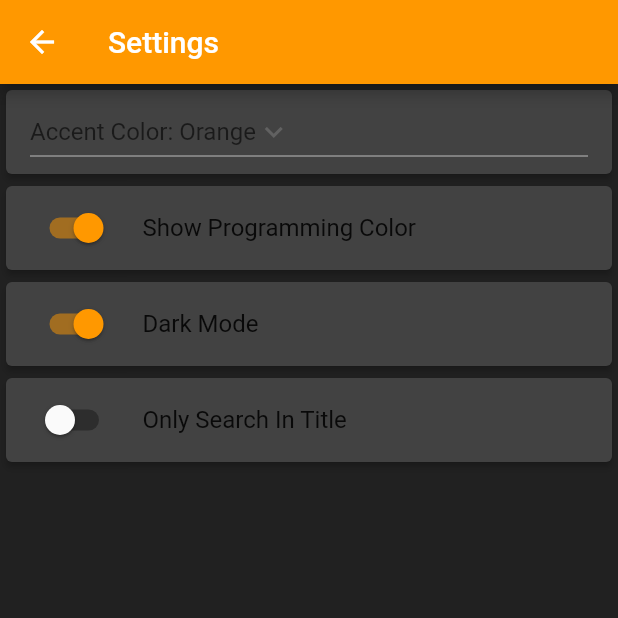
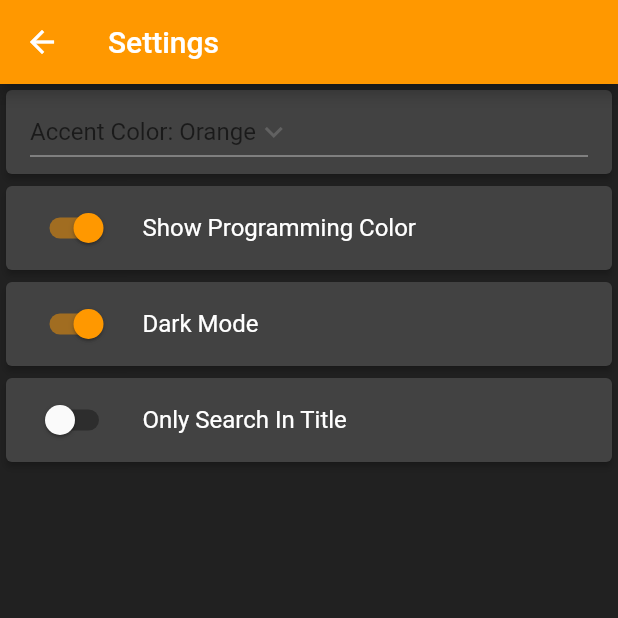
Before and after one commit to semerded/project_to_do_list, a Flutter app: the SettingsMenu screen opened directly, on a phone screen of 412 x 824 dp, the top half of it. Run offline on Flutter 3.47's test engine with Material 2 defaults, Android fonts, the phone set to English and light mode, and no system bars.

Commit message:
cleaned up code

```diff
--- a/lib/main.dart
+++ b/lib/main.dart
@@ -69,6 +69,9 @@ class AppLayout {
 
 APPcolorScheme colorScheme = APPcolorScheme();
 
+//////////
+// main //
+//////////
 void main() {
   runApp(const MaterialApp(
     home: APP(),
@@ -422,7 +425,7 @@ class _SettingsMenuState extends State<SettingsMenu> {
           /// show programming color
           ///
           _settingsCard(
-            title: const Text("Show Programming Color"),
+            title: _settingsCardTitle("Show Programming Color"),
             leading: Switch(
               value: showProgrammingColor,
               activeColor: colorScheme.primary,
@@ -436,7 +439,7 @@ class _SettingsMenuState extends State<SettingsMenu> {
           /// dark mode
           ///
           _settingsCard(
-            title: const Text("Dark Mode"),
+            title: _settingsCardTitle("Dark Mode"),
             leading: Switch(
               value: darkMode,
               activeColor: colorScheme.primary,
@@ -447,7 +450,7 @@ class _SettingsMenuState extends State<SettingsMenu> {
             ),
           ),
           _settingsCard(
-              title: const Text("Only Search In Title"),
+              title: _settingsCardTitle("Only Search In Title"),
               leading: Switch(
                 value: onlySearchInTitle,
                 activeColor: colorScheme.primary,
@@ -471,3 +474,10 @@ Widget _settingsCard({dynamic leading, dynamic title}) {
     ),
   );
 }
+
+Widget _settingsCardTitle(String title) {
+  return Text(
+    title,
+    style: TextStyle(color: colorScheme.text),
+  );
+}
```
